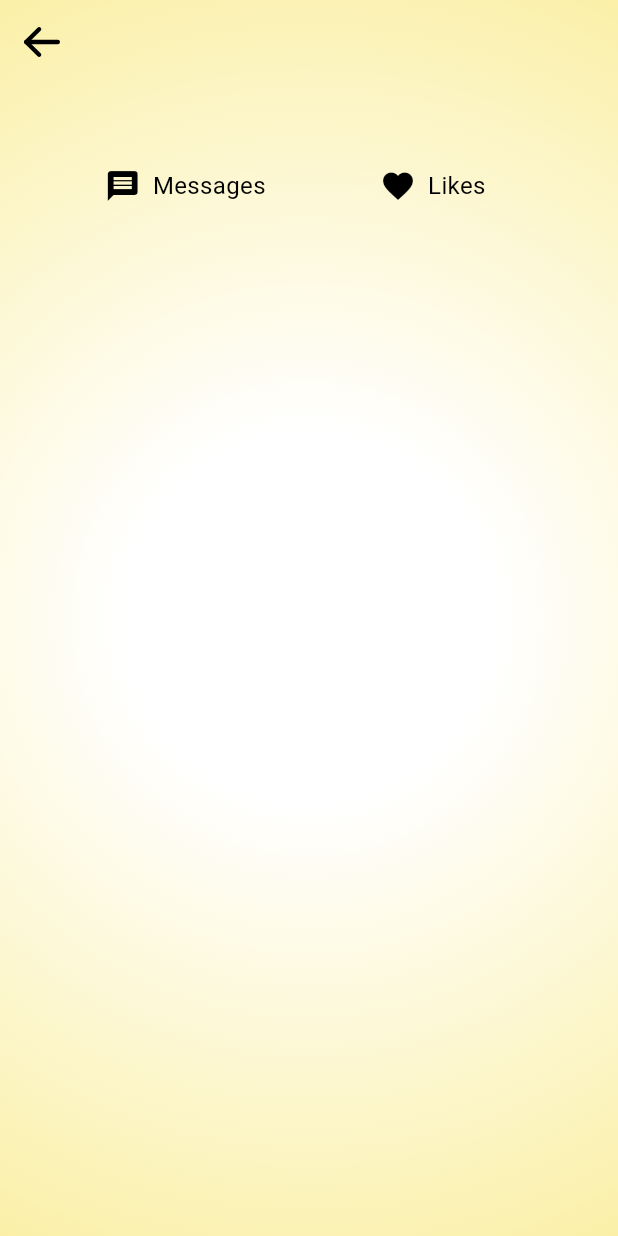
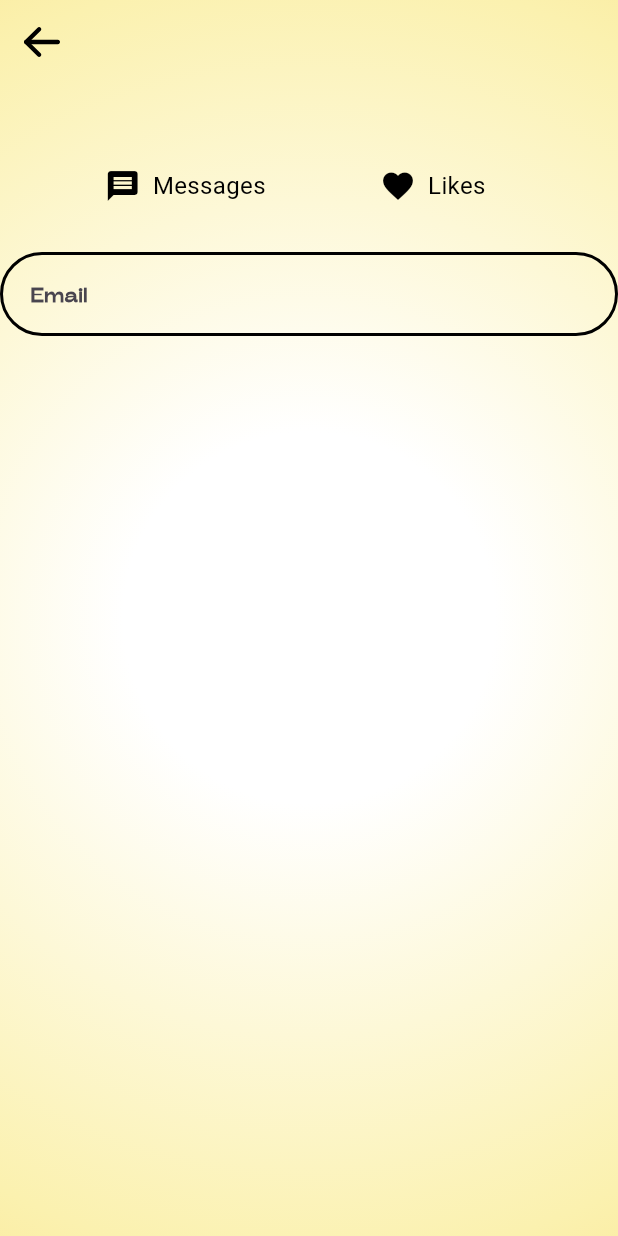
Before and after one commit to TerkumaAmos/datting_app, a Flutter app: the screen it shows after launch, on a phone screen of 412 x 824 dp. Run offline on Flutter 3.47's test engine with Material 3 defaults, Android fonts, the phone set to English and light mode, and no system bars; our stand-ins replace dotted_border, flutter_svg, go_router, google_fonts, iconsax_flutter, smooth_page_indicator.

Commit message:
Add CustomInput field for email in MessageScreen

```diff
--- a/lib/features/shared /presentation/screens/message_Screen.dart
+++ b/lib/features/shared /presentation/screens/message_Screen.dart
@@ -2,8 +2,10 @@ import 'package:datting_app/core/theme/app_colors.dart';
 import 'package:datting_app/features/shared%20/presentation/widgets/icon_text_button.dart';
 import 'package:datting_app/shared/widgets/buttons/back_button.dart';
 import 'package:datting_app/shared/widgets/gradient/app_gradient.dart';
+import 'package:datting_app/shared/widgets/inputs/app_inputs.dart';
 import 'package:flutter/material.dart';
 import 'package:go_router/go_router.dart';
+import 'package:iconsax_flutter/iconsax_flutter.dart';
 
 class MessageScreen extends StatefulWidget {
   const MessageScreen({super.key});
@@ -15,6 +17,7 @@ class MessageScreen extends StatefulWidget {
 class _MessageScreenState extends State<MessageScreen> {
   bool _isMessageClicked = false;
   bool _isLikesClicked = false;
+  TextEditingController searchController =TextEditingController();
 
   @override
   Widget build(BuildContext context) {
@@ -74,6 +77,14 @@ class _MessageScreenState extends State<MessageScreen> {
                     ),
                   ],
                 ),
+                SizedBox(height: 20),
+                CustomInput(
+                  controller: searchController,type: InputType.email,
+                      hintText: 'Email',hintFontFamily: 'Regular',hintFontSize: 13,
+                      keyboardType: TextInputType.emailAddress,
+                      borderRadius: 50,
+                     // suffixIconSvgPath: Iconsax.search_favorite,
+                      )
               ],
             ),
           ],
```
